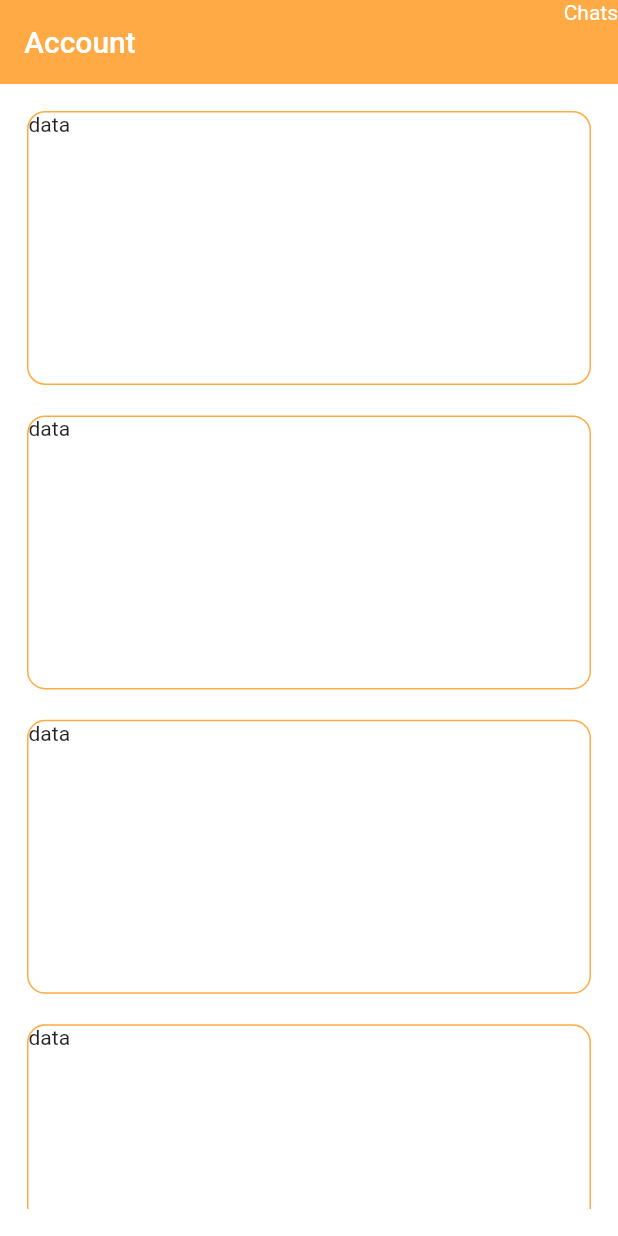
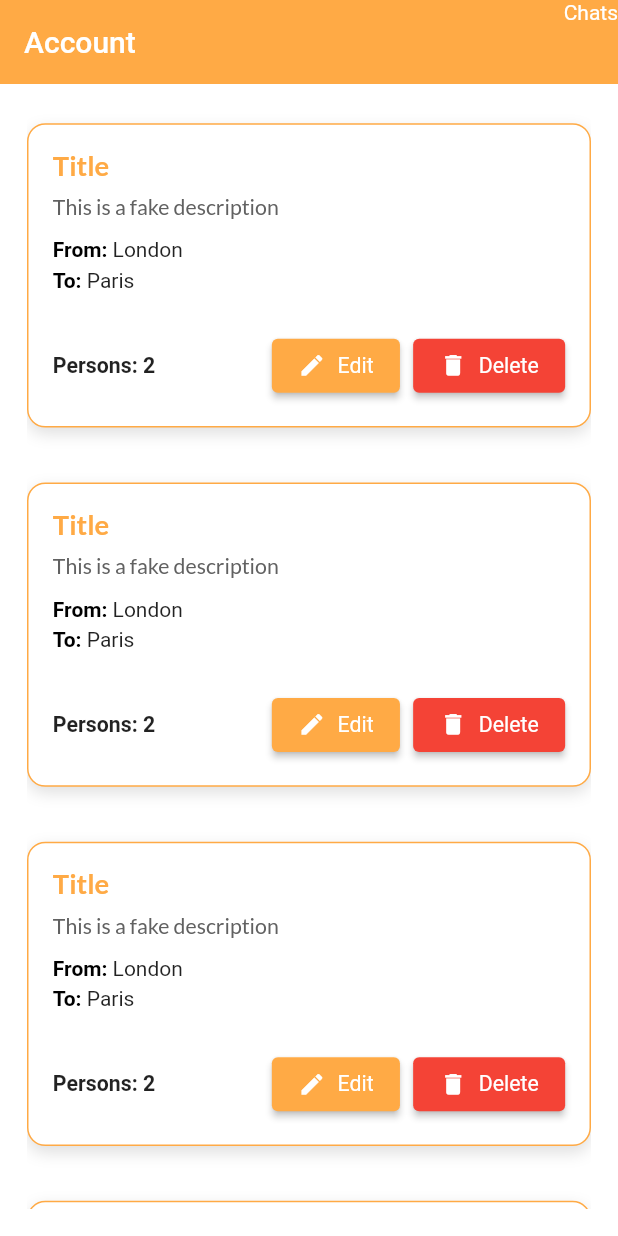
Before and after one commit to AhmedShalaby9/bevatel-task, a Flutter app: the TravelsScreen screen opened by its route, on a phone screen of 412 x 824 dp. Run offline on Flutter 3.47's test engine with Material 3 defaults, Android fonts, the phone set to English and light mode, and no system bars; our stand-ins replace after_layout, cached_network_image, easy_localization, flutter_screenutil, flutter_svg, hive and 3 more; accounts and stored records are empty.

Commit message:
add edit and remove travel buttons

```diff
--- a/assets/lang/en-US.json
+++ b/assets/lang/en-US.json
@@ -18,5 +18,10 @@
   "country": "Country",
   "confirmPass": "Confirm Password",
   "register": "Register",
-  "chats": "Chats"
+  "chats": "Chats",
+  "edit": "Edit",
+  "delete": "Delete",
+  "from": "From",
+  "to": "To",
+  "persons": "Persons"
 }
--- a/lib/common/constants/lang_keys.dart
+++ b/lib/common/constants/lang_keys.dart
@@ -21,6 +21,9 @@ class LangKeys {
   static String confirmPass = "confirmPass".tr();
   static String register = "register".tr();
   static String chats = "chats".tr();
-
-
+  static String edit = "edit".tr();
+  static String delete = "delete".tr();
+  static String from = "from".tr();
+  static String to = "To".tr();
+  static String persons = "Persons".tr();
 }
--- /dev/null
+++ b/lib/features/travels/presentation/view/widgets/buttons/base_button_factory.dart
@@ -0,0 +1,18 @@
+import 'package:flutter/material.dart';
+import 'package:flutter_screenutil/flutter_screenutil.dart';
+
+abstract class BaseButtonFactory {
+  Widget createButton() {
+    return ElevatedButton.icon(
+      onPressed: onPressed,
+      icon: Icon(icon, size: 18.sp),
+      label: Text(label),
+      style: getButtonStyle(),
+    );
+  }
+
+  ButtonStyle getButtonStyle();
+  abstract VoidCallback? onPressed;
+  abstract String label;
+  abstract IconData icon;
+}
--- /dev/null
+++ b/lib/features/travels/presentation/view/widgets/buttons/button_factory_provider.dart
@@ -0,0 +1,18 @@
+import 'package:bevatel_task/features/travels/presentation/view/widgets/buttons/base_button_factory.dart';
+
+import 'buttons_profiles.dart';
+
+enum ButtonType { edit, delete }
+
+class ButtonFactoryProvider {
+  static BaseButtonFactory getFactory(ButtonType type) {
+    switch (type) {
+      case ButtonType.edit:
+        return EditButtonFactory();
+      case ButtonType.delete:
+        return DeleteButtonFactory();
+      default:
+        throw Exception('Invalid button type');
+    }
+  }
+}
--- /dev/null
+++ b/lib/features/travels/presentation/view/widgets/buttons/buttons_profiles.dart
@@ -0,0 +1,45 @@
+import 'package:flutter/material.dart';
+import 'package:flutter_screenutil/flutter_screenutil.dart';
+import '../../../../../../common/constants/app_colors.dart';
+import '../../../../../../common/constants/lang_keys.dart';
+import 'base_button_factory.dart';
+
+class EditButtonFactory extends BaseButtonFactory {
+  @override
+  ButtonStyle getButtonStyle() {
+    return ElevatedButton.styleFrom(
+      backgroundColor: AppColors.primary,
+      padding: EdgeInsets.symmetric(horizontal: 16.w, vertical: 8.h),
+      textStyle: TextStyle(fontSize: 14.sp),
+    );
+  }
+
+  @override
+  IconData icon = Icons.edit;
+
+  @override
+  String label = LangKeys.edit;
+
+  @override
+  VoidCallback? onPressed = () {};
+}
+
+class DeleteButtonFactory extends BaseButtonFactory {
+  @override
+  ButtonStyle getButtonStyle() {
+    return ElevatedButton.styleFrom(
+      backgroundColor: Colors.red,
+      padding: EdgeInsets.symmetric(horizontal: 16.w, vertical: 8.h),
+      textStyle: TextStyle(fontSize: 14.sp),
+    );
+  }
+
+  @override
+  IconData icon = Icons.delete;
+
+  @override
+  String label = LangKeys.delete;
+
+  @override
+  VoidCallback? onPressed = () {};
+}
--- a/lib/features/travels/presentation/view/widgets/travel_item.dart
+++ b/lib/features/travels/presentation/view/widgets/travel_item.dart
@@ -1,6 +1,10 @@
-import 'package:bevatel_task/common/constants/app_colors.dart';
 import 'package:flutter/material.dart';
 import 'package:flutter_screenutil/flutter_screenutil.dart';
+
+import '../../../../../common/constants/app_colors.dart';
+import '../../../../../common/constants/lang_keys.dart';
+import '../../../../../common/constants/text_themes.dart';
+import 'buttons/button_factory_provider.dart';
 
 class TravelItem extends StatelessWidget {
   const TravelItem({super.key});
@@ -8,12 +12,101 @@ class TravelItem extends StatelessWidget {
   @override
   Widget build(BuildContext context) {
     return Container(
-      height: 180.h,
-      child: Text("data"),
+      height: 200.h,
+      padding: EdgeInsets.all(16.sp),
+      margin: EdgeInsets.symmetric(vertical: 8.h),
       width: double.infinity,
       decoration: BoxDecoration(
-          border: Border.all(color: AppColors.primary),
-          borderRadius: BorderRadius.circular(12.r)),
+        color: Colors.white,
+        border: Border.all(color: AppColors.primary),
+        borderRadius: BorderRadius.circular(12.r),
+        boxShadow: [
+          BoxShadow(
+            color: Colors.black12,
+            blurRadius: 8.r,
+            offset: Offset(0, 4.h),
+          ),
+        ],
+      ),
+      child: Column(
+        crossAxisAlignment: CrossAxisAlignment.start,
+        children: [
+          Text(
+            "Title",
+            style: TextThemes.boldTextStyle.copyWith(
+              fontSize: 18.sp,
+              color: AppColors.primary,
+            ),
+          ),
+          SizedBox(height: 8.h),
+          Text(
+            "This is a fake description ",
+            style: TextThemes.style14500.copyWith(
+              fontSize: 14.sp,
+              color: Colors.grey[700],
+            ),
+            maxLines: 2,
+          ),
+          SizedBox(height: 12.h),
+          RichText(
+            text: TextSpan(
+              children: [
+                TextSpan(
+                  text: "${LangKeys.from}: ",
+                  style: const TextStyle(
+                    fontWeight: FontWeight.bold,
+                    color: Colors.black,
+                  ),
+                ),
+                const TextSpan(
+                  text: "London",
+                  style: TextStyle(
+                    color: Colors.black87,
+                  ),
+                ),
+              ],
+            ),
+          ),
+          SizedBox(height: 4.h),
+          RichText(
+            text: TextSpan(
+              children: [
+                TextSpan(
+                  text: "${LangKeys.to}: ",
+                  style: const TextStyle(
+                    fontWeight: FontWeight.bold,
+                    color: Colors.black,
+                  ),
+                ),
+                const TextSpan(
+                  text: "Paris",
+                  style: TextStyle(
+                    color: Colors.black87,
+                  ),
+                ),
+              ],
+            ),
+          ),
+          const Spacer(),
+          Row(
+            mainAxisAlignment: MainAxisAlignment.start,
+            children: [
+              Text(
+                "${LangKeys.persons}: 2",
+                style: TextStyle(
+                  fontSize: 14.sp,
+                  fontWeight: FontWeight.bold,
+                ),
+              ),
+              const Spacer(),
+              ButtonFactoryProvider.getFactory(ButtonType.edit).createButton(),
+              SizedBox(width: 8.w),
+              ButtonFactoryProvider.getFactory(ButtonType.delete)
+                  .createButton(),
+            ],
+          ),
+        ],
+      ),
     );
   }
 }
```
